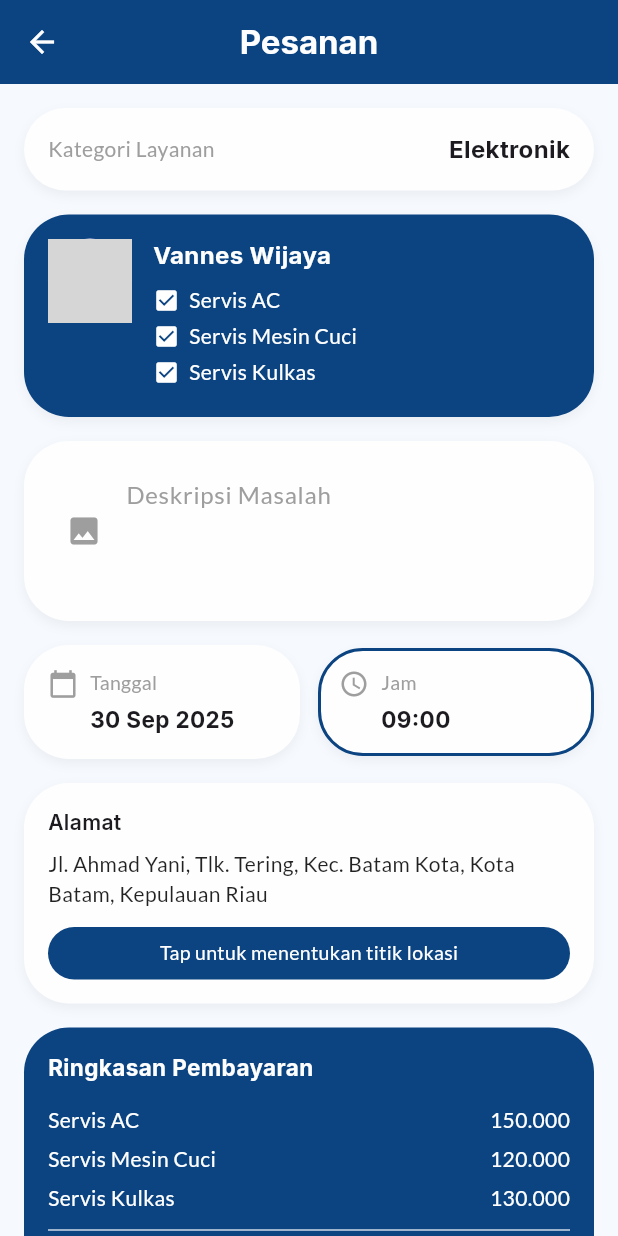
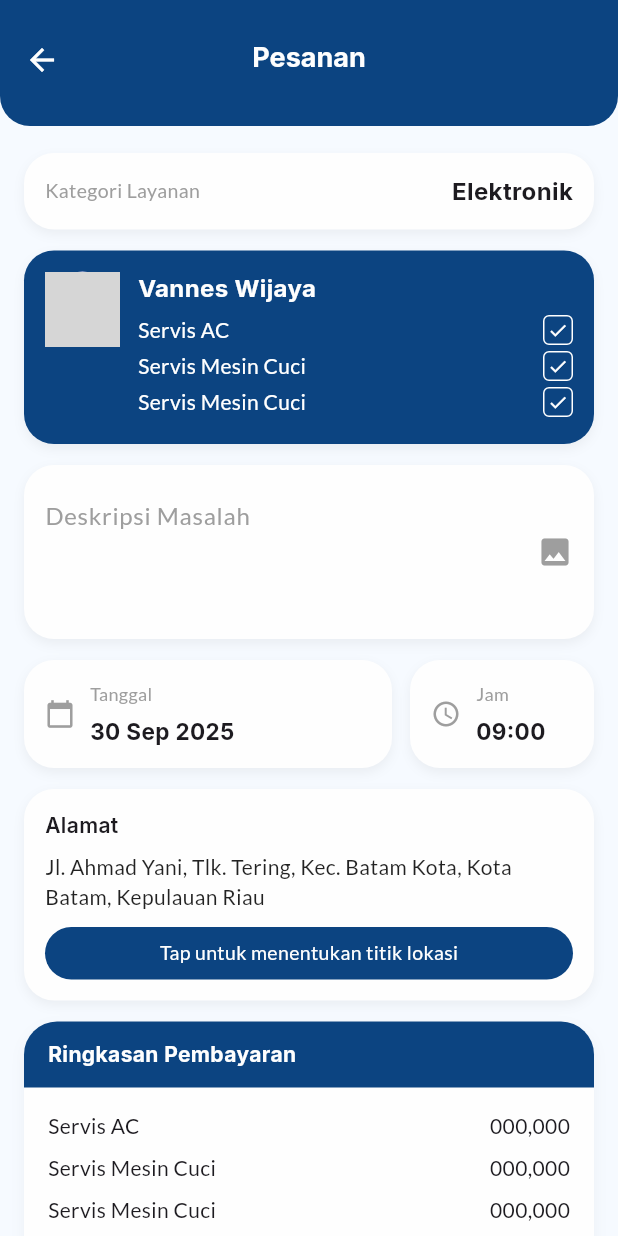
Before and after one commit to Mhdfarhan1/Quick_fix_mobile, a Flutter app: the FormPemesananPage screen opened directly, on a phone screen of 412 x 824 dp. Run offline on Flutter 3.47's test engine with Material 3 defaults, Android fonts, the phone set to English and light mode, and no system bars; our stand-ins replace font_awesome_flutter, google_fonts, lottie, shimmer; grey boxes are pictures that could not be loaded.

Commit message:
pemesanan2

```diff
--- a/lib/screens/pemesanan/form_pemesanan.dart
+++ b/lib/screens/pemesanan/form_pemesanan.dart
@@ -14,53 +14,68 @@ class _FormPemesananPageState extends State<FormPemesananPage> {
   @override
   Widget build(BuildContext context) {
     const Color primaryBlue = Color(0xFF0C4481);
-    const Color primaryYellow = Color(0xFFFECC32);
-    const Color pureWhite = Color(0xFFFEFEFE);
+    const Color accentYellow = Color(0xFFFECC32);
+    const Color whiteColor = Color(0xFFFEFEFE);
 
     return Scaffold(
       backgroundColor: const Color(0xFFF6FAFF),
-      appBar: AppBar(
-        backgroundColor: primaryBlue,
-        elevation: 0,
-        leading: IconButton(
-          icon: const Icon(Icons.arrow_back, color: pureWhite),
-          onPressed: () => Navigator.pop(context),
-        ),
-        title: Text(
-          "Pesanan",
-          style: GoogleFonts.inter(
-            color: pureWhite,
-            fontWeight: FontWeight.bold,
+      appBar: PreferredSize(
+        preferredSize: const Size.fromHeight(84),
+        child: AppBar(
+          backgroundColor: primaryBlue,
+          elevation: 0,
+          centerTitle: true,
+          automaticallyImplyLeading: false,
+          shape: const RoundedRectangleBorder(
+            borderRadius: BorderRadius.vertical(bottom: Radius.circular(20)),
+          ),
+          title: Padding(
+            padding: const EdgeInsets.only(top: 20),
+            child: Text(
+              'Pesanan',
+              style: GoogleFonts.inter(
+                color: whiteColor,
+                fontWeight: FontWeight.bold,
+                fontSize: 18,
+              ),
+            ),
+          ),
+          leading: Padding(
+            padding: const EdgeInsets.only(top: 20),
+            child: IconButton(
+              icon: const Icon(Icons.arrow_back, color: whiteColor),
+              onPressed: () => Navigator.pop(context),
+            ),
           ),
         ),
-        centerTitle: true,
       ),
       body: SingleChildScrollView(
-        padding: const EdgeInsets.all(16),
+        padding: const EdgeInsets.symmetric(horizontal: 16, vertical: 18),
         child: Column(
           crossAxisAlignment: CrossAxisAlignment.start,
           children: [
-            // --- Kategori Layanan ---
-            _roundedContainer(
+            // === Kategori Layanan ===
+            _roundedCard(
               child: Row(
                 mainAxisAlignment: MainAxisAlignment.spaceBetween,
                 children: [
-                  Text("Kategori Layanan",
-                      style: GoogleFonts.lato(color: Colors.grey, fontSize: 14)),
-                  Text("Elektronik",
+                  Text('Kategori Layanan',
+                      style: GoogleFonts.lato(color: Colors.grey, fontSize: 13)),
+                  Text('Elektronik',
                       style: GoogleFonts.inter(
                           fontSize: 16, fontWeight: FontWeight.bold)),
                 ],
               ),
             ),
-            const SizedBox(height: 16),
+            const SizedBox(height: 14),
 
-            // --- Tukang Service ---
+            // === Tukang ===
             Container(
-              padding: const EdgeInsets.all(16),
+              width: double.infinity,
+              padding: const EdgeInsets.all(14),
               decoration: BoxDecoration(
                 color: primaryBlue,
-                borderRadius: BorderRadius.circular(30),
+                borderRadius: BorderRadius.circular(20),
                 boxShadow: [
                   BoxShadow(
                     color: Colors.black.withOpacity(0.05),
@@ -73,68 +88,71 @@ class _FormPemesananPageState extends State<FormPemesananPage> {
                 crossAxisAlignment: CrossAxisAlignment.start,
                 children: [
                   const CircleAvatar(
-                    radius: 28,
+                    radius: 25,
                     backgroundImage: AssetImage('assets/images/default_user.png'),
                   ),
-                  const SizedBox(width: 14),
+                  const SizedBox(width: 12),
                   Expanded(
                     child: Column(
                       crossAxisAlignment: CrossAxisAlignment.start,
                       children: [
-                        Text(
-                          "Vannes Wijaya",
-                          style: GoogleFonts.inter(
-                            color: pureWhite,
-                            fontSize: 16,
-                            fontWeight: FontWeight.bold,
-                          ),
-                        ),
-                        const SizedBox(height: 8),
-                        _buildServiceItem("Servis AC"),
-                        _buildServiceItem("Servis Mesin Cuci"),
-                        _buildServiceItem("Servis Kulkas"),
+                        Text('Vannes Wijaya',
+                            style: GoogleFonts.inter(
+                                color: whiteColor,
+                                fontWeight: FontWeight.bold,
+                                fontSize: 16)),
+                        const SizedBox(height: 6),
+                        _serviceRow('Servis AC'),
+                        _serviceRow('Servis Mesin Cuci'),
+                        _serviceRow('Servis Mesin Cuci'),
                       ],
                     ),
                   ),
                 ],
               ),
             ),
-            const SizedBox(height: 16),
+            const SizedBox(height: 14),
 
-            // --- Deskripsi Masalah ---
-            _roundedContainer(
-              child: TextField(
-                maxLines: 3,
-                style: GoogleFonts.lato(),
-                decoration: const InputDecoration(
-                  hintText: "Deskripsi Masalah",
-                  hintStyle: TextStyle(color: Colors.grey),
-                  border: InputBorder.none,
-                  prefixIcon: Icon(Icons.image, color: Colors.grey),
-                ),
+            // === Deskripsi Masalah ===
+            _roundedCard(
+              child: Row(
+                children: [
+                  Expanded(
+                    child: TextField(
+                      maxLines: 3,
+                      style: GoogleFonts.lato(),
+                      decoration: const InputDecoration(
+                        hintText: 'Deskripsi Masalah',
+                        hintStyle: TextStyle(color: Colors.grey),
+                        border: InputBorder.none,
+                      ),
+                    ),
+                  ),
+                  const Icon(Icons.image, color: Colors.grey),
+                ],
               ),
             ),
-            const SizedBox(height: 16),
+            const SizedBox(height: 14),
 
-            // --- Tanggal & Jam ---
+            // === Tanggal & Jam ===
             Row(
               children: [
                 Expanded(
-                  child: _roundedContainer(
+                  flex: 2,
+                  child: _roundedCard(
                     child: Row(
-                      crossAxisAlignment: CrossAxisAlignment.start,
                       children: [
                         const Icon(Icons.calendar_today,
-                            size: 20, color: Colors.grey),
-                        const SizedBox(width: 8),
+                            color: Colors.grey, size: 20),
+                        const SizedBox(width: 10),
                         Column(
                           crossAxisAlignment: CrossAxisAlignment.start,
                           children: [
-                            Text("Tanggal",
+                            Text('Tanggal',
                                 style: GoogleFonts.lato(
-                                    color: Colors.grey, fontSize: 13)),
-                            const SizedBox(height: 4),
-                            Text("30 Sep 2025",
+                                    color: Colors.grey, fontSize: 12)),
+                            const SizedBox(height: 6),
+                            Text('30 Sep 2025',
                                 style: GoogleFonts.inter(
                                     fontWeight: FontWeight.bold, fontSize: 15)),
                           ],
@@ -145,34 +163,21 @@ class _FormPemesananPageState extends State<FormPemesananPage> {
                 ),
                 const SizedBox(width: 12),
                 Expanded(
-                  child: Container(
-                    padding: const EdgeInsets.all(12),
-                    decoration: BoxDecoration(
-                      color: pureWhite,
-                      borderRadius: BorderRadius.circular(30),
-                      border: Border.all(color: primaryBlue, width: 2),
-                      boxShadow: [
-                        BoxShadow(
-                          color: Colors.black.withOpacity(0.05),
-                          blurRadius: 6,
-                          offset: const Offset(0, 3),
-                        ),
-                      ],
-                    ),
+                  flex: 1,
+                  child: _roundedCard(
                     child: Row(
-                      crossAxisAlignment: CrossAxisAlignment.start,
                       children: [
                         const Icon(Icons.access_time,
-                            size: 20, color: Colors.grey),
-                        const SizedBox(width: 8),
+                            color: Colors.grey, size: 20),
+                        const SizedBox(width: 10),
                         Column(
                           crossAxisAlignment: CrossAxisAlignment.start,
                           children: [
-                            Text("Jam",
+                            Text('Jam',
                                 style: GoogleFonts.lato(
-                                    color: Colors.grey, fontSize: 13)),
-                            const SizedBox(height: 4),
-                            Text("09:00",
+                                    color: Colors.grey, fontSize: 12)),
+                            const SizedBox(height: 6),
+                            Text('09:00',
                                 style: GoogleFonts.inter(
                                     fontWeight: FontWeight.bold, fontSize: 15)),
                           ],
@@ -183,130 +188,153 @@ class _FormPemesananPageState extends State<FormPemesananPage> {
                 ),
               ],
             ),
-            const SizedBox(height: 16),
+            const SizedBox(height: 14),
 
-            // --- Alamat ---
-            _roundedContainer(
+            // === Alamat ===
+            _roundedCard(
               child: Column(
                 crossAxisAlignment: CrossAxisAlignment.start,
                 children: [
-                  Text("Alamat",
+                  Text('Alamat',
                       style: GoogleFonts.inter(
                           fontSize: 14, fontWeight: FontWeight.w600)),
                   const SizedBox(height: 8),
                   Text(
-                    "Jl. Ahmad Yani, Tlk. Tering, Kec. Batam Kota, Kota Batam, Kepulauan Riau",
+                    'Jl. Ahmad Yani, Tlk. Tering, Kec. Batam Kota, Kota Batam, Kepulauan Riau',
                     style: GoogleFonts.lato(
                         fontSize: 14, color: Colors.black87, height: 1.4),
                   ),
-                  const SizedBox(height: 12),
+                  const SizedBox(height: 10),
                   Container(
                     width: double.infinity,
                     padding: const EdgeInsets.symmetric(vertical: 8),
                     decoration: BoxDecoration(
                       color: primaryBlue,
-                      borderRadius: BorderRadius.circular(30),
+                      borderRadius: BorderRadius.circular(22),
                     ),
-                    alignment: Alignment.center,
-                    child: Text(
-                      "Tap untuk menentukan titik lokasi",
-                      style:
-                          GoogleFonts.lato(color: pureWhite, fontSize: 13),
+                    child: Center(
+                      child: Text(
+                        'Tap untuk menentukan titik lokasi',
+                        style: GoogleFonts.lato(
+                            color: whiteColor,
+                            fontWeight: FontWeight.w500,
+                            fontSize: 13),
+                      ),
                     ),
                   ),
                 ],
               ),
             ),
-            const SizedBox(height: 16),
+            const SizedBox(height: 14),
 
-            // --- Ringkasan Pembayaran ---
+            // === Ringkasan Pembayaran ===
             Container(
               width: double.infinity,
-              padding: const EdgeInsets.all(16),
               decoration: BoxDecoration(
-                color: primaryBlue,
-                borderRadius: BorderRadius.circular(30),
+                color: whiteColor,
+                borderRadius: BorderRadius.circular(22),
+                boxShadow: [
+                  BoxShadow(
+                    color: Colors.black.withOpacity(0.04),
+                    blurRadius: 8,
+                    offset: const Offset(0, 4),
+                  ),
+                ],
               ),
               child: Column(
-                crossAxisAlignment: CrossAxisAlignment.start,
                 children: [
-                  Text("Ringkasan Pembayaran",
+                  Container(
+                    width: double.infinity,
+                    padding:
+                        const EdgeInsets.symmetric(vertical: 12, horizontal: 16),
+                    decoration: BoxDecoration(
+                      color: primaryBlue,
+                      borderRadius:
+                          const BorderRadius.vertical(top: Radius.circular(22)),
+                    ),
+                    child: Text(
+                      'Ringkasan Pembayaran',
                       style: GoogleFonts.inter(
-                          color: pureWhite,
-                          fontSize: 15,
-                          fontWeight: FontWeight.bold)),
-                  const SizedBox(height: 12),
-                  _buildPaymentItem("Servis AC", "150.000"),
-                  _buildPaymentItem("Servis Mesin Cuci", "120.000"),
-                  _buildPaymentItem("Servis Kulkas", "130.000"),
-                  const Divider(color: pureWhite, thickness: 0.8),
-                  _buildPaymentItem("Total Pembayaran", "400.000", bold: true),
+                          color: whiteColor, fontWeight: FontWeight.bold),
+                    ),
+                  ),
+                  Padding(
+                    padding: const EdgeInsets.symmetric(
+                        horizontal: 16, vertical: 12),
+                    child: Column(
+                      children: [
+                        _paymentRow('Servis AC', '000,000'),
+                        _paymentRow('Servis Mesin Cuci', '000,000'),
+                        _paymentRow('Servis Mesin Cuci', '000,000'),
+                        const Divider(),
+                        _paymentRow('Total Pembayaran', '000,000',
+                            isBold: true),
+                      ],
+                    ),
+                  ),
                 ],
               ),
             ),
-            const SizedBox(height: 16),
+            const SizedBox(height: 14),
 
-            // --- Metode Pembayaran ---
-            _roundedContainer(
+            // === Metode Pembayaran ===
+            _roundedCard(
               child: DropdownButtonFormField<String>(
                 value: selectedMetode,
                 decoration: InputDecoration(
                   border: InputBorder.none,
-                  labelText: "Pilih Metode Pembayaran",
+                  labelText: 'Pilih Metode Pembayaran',
                   labelStyle: GoogleFonts.lato(color: Colors.grey),
                 ),
                 items: const [
-                  DropdownMenuItem(value: "qris", child: Text("QRIS")),
+                  DropdownMenuItem(value: 'qris', child: Text('QRIS')),
                   DropdownMenuItem(
-                      value: "va", child: Text("Virtual Account")),
+                      value: 'va', child: Text('Virtual Account')),
                 ],
                 onChanged: (value) {
-                  setState(() {
-                    selectedMetode = value;
-                  });
+                  setState(() => selectedMetode = value);
                 },
               ),
             ),
-            const SizedBox(height: 24),
+            const SizedBox(height: 20),
 
-            // --- Tombol Pesan Sekarang ---
-            Center(
-              child: SizedBox(
-                width: double.infinity,
-                child: ElevatedButton(
-                  onPressed: () {},
-                  style: ElevatedButton.styleFrom(
-                    backgroundColor: primaryYellow,
-                    elevation: 2,
-                    padding: const EdgeInsets.symmetric(vertical: 14),
-                    shape: RoundedRectangleBorder(
-                      borderRadius: BorderRadius.circular(30),
-                    ),
+            // === Tombol Pesan Sekarang ===
+            SizedBox(
+              width: double.infinity,
+              child: ElevatedButton(
+                onPressed: () {},
+                style: ElevatedButton.styleFrom(
+                  backgroundColor: accentYellow,
+                  padding: const EdgeInsets.symmetric(vertical: 14),
+                  shape: RoundedRectangleBorder(
+                    borderRadius: BorderRadius.circular(28),
                   ),
-                  child: Text(
-                    "Pesan Sekarang",
-                    style: GoogleFonts.inter(
-                      fontSize: 16,
-                      color: pureWhite,
+                ),
+                child: Text(
+                  'Pesan Sekarang',
+                  style: GoogleFonts.inter(
+                      color: whiteColor,
                       fontWeight: FontWeight.bold,
-                    ),
-                  ),
+                      fontSize: 16),
                 ),
               ),
             ),
+            const SizedBox(height: 20),
           ],
         ),
       ),
     );
   }
 
-  // Reusable Rounded Container
-  static Widget _roundedContainer({required Widget child}) {
+  // === Helper Widgets ===
+
+  static Widget _roundedCard({required Widget child}) {
     return Container(
-      padding: const EdgeInsets.all(16),
+      width: double.infinity,
+      padding: const EdgeInsets.all(14),
       decoration: BoxDecoration(
         color: const Color(0xFFFEFEFE),
-        borderRadius: BorderRadius.circular(30),
+        borderRadius: BorderRadius.circular(20),
         boxShadow: [
           BoxShadow(
             color: Colors.black.withOpacity(0.05),
@@ -319,37 +347,44 @@ class _FormPemesananPageState extends State<FormPemesananPage> {
     );
   }
 
-  static Widget _buildServiceItem(String title) {
+  static Widget _serviceRow(String title) {
     return Padding(
       padding: const EdgeInsets.only(bottom: 4),
       child: Row(
         children: [
-          const Icon(Icons.check_box, size: 18, color: Colors.white),
-          const SizedBox(width: 6),
-          Text(title,
-              style: GoogleFonts.lato(color: Colors.white, fontSize: 14)),
+          Expanded(
+            child: Text(title,
+                style: GoogleFonts.lato(color: Colors.white, fontSize: 14)),
+          ),
+          Container(
+            width: 20,
+            height: 20,
+            decoration: BoxDecoration(
+              borderRadius: BorderRadius.circular(4),
+              border: Border.all(color: Colors.white),
+            ),
+            child: const Icon(Icons.check,
+                color: Colors.white, size: 14),
+          ),
         ],
       ),
     );
   }
 
-  static Widget _buildPaymentItem(String title, String value,
-      {bool bold = false}) {
+  static Widget _paymentRow(String title, String value, {bool isBold = false}) {
     return Padding(
-      padding: const EdgeInsets.symmetric(vertical: 3),
+      padding: const EdgeInsets.symmetric(vertical: 4),
       child: Row(
         mainAxisAlignment: MainAxisAlignment.spaceBetween,
         children: [
           Text(title,
               style: GoogleFonts.lato(
-                  color: Colors.white,
-                  fontSize: 14,
-                  fontWeight: bold ? FontWeight.bold : FontWeight.normal)),
+                  fontWeight:
+                      isBold ? FontWeight.bold : FontWeight.normal)),
           Text(value,
               style: GoogleFonts.lato(
-                  color: Colors.white,
-                  fontSize: 14,
-                  fontWeight: bold ? FontWeight.bold : FontWeight.normal)),
+                  fontWeight:
+                      isBold ? FontWeight.bold : FontWeight.normal)),
         ],
       ),
     );
```
